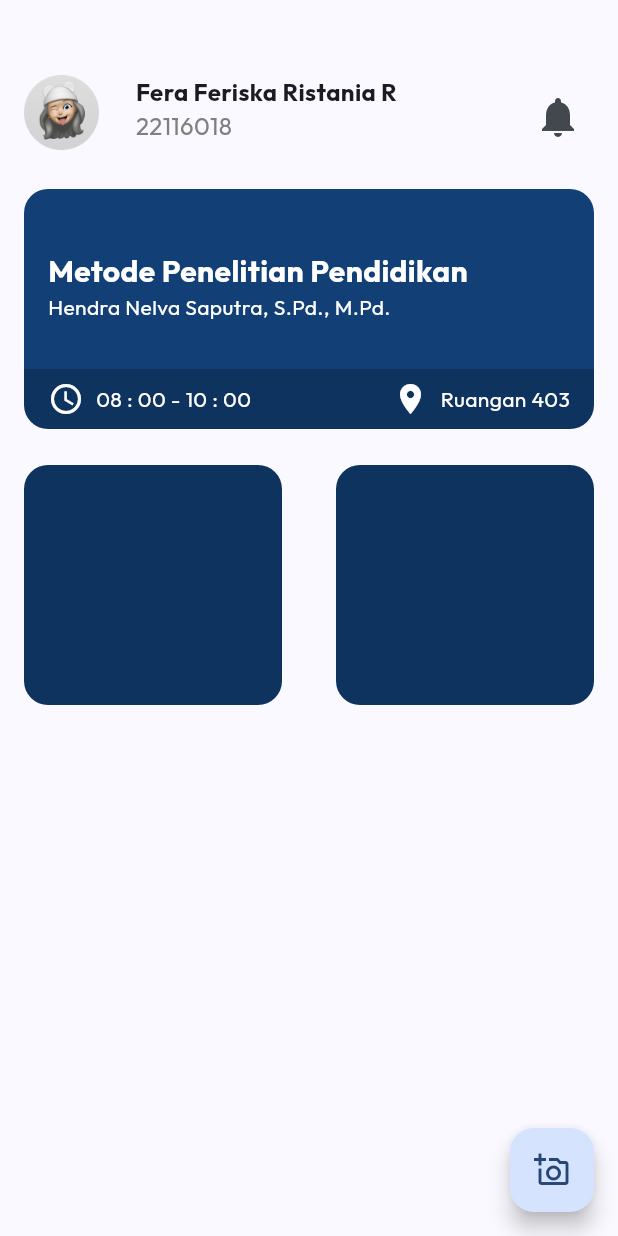
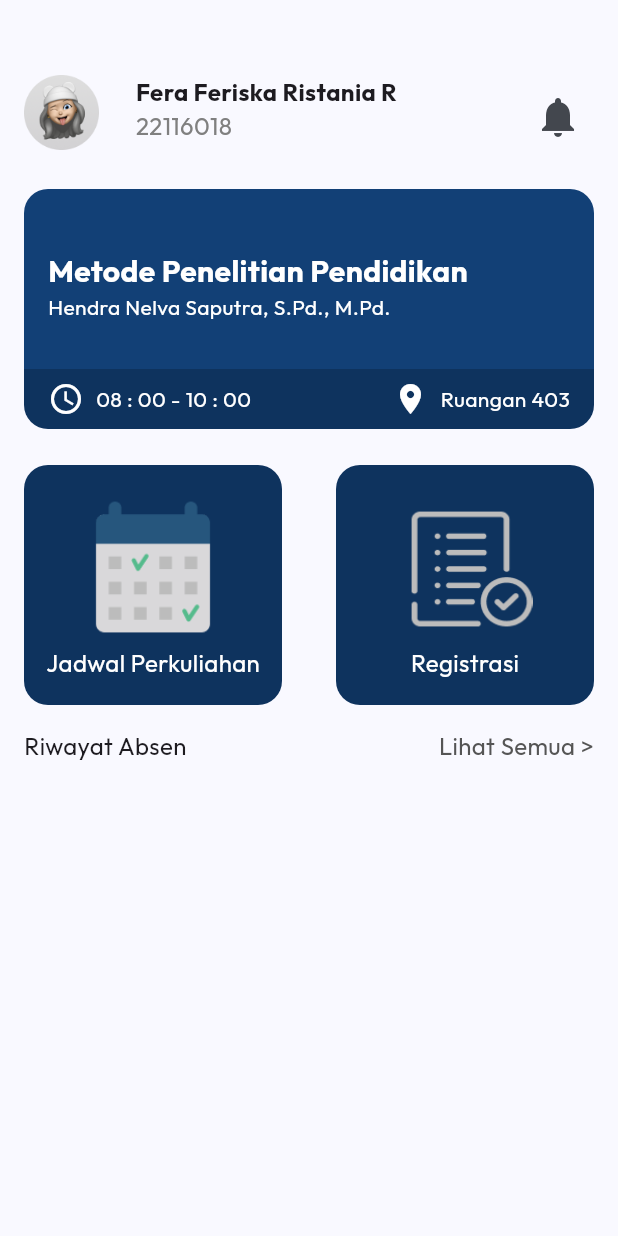
Before and after one commit to Triwahyu22116012/sistem-absensi-mahasiswa, a Flutter app: the HomeScreen screen opened directly, on a phone screen of 412 x 824 dp. Run offline on Flutter 3.47's test engine with Material 3 defaults, Android fonts, the phone set to English and light mode, and no system bars; our stand-ins replace google_fonts, image_picker.

Commit message:
membuat navigasi ke halaman regis, jadwal, notif

```diff
--- a/lib/screen/mahasiswa/home/home_screen.dart
+++ b/lib/screen/mahasiswa/home/home_screen.dart
@@ -1,7 +1,9 @@
+import 'package:absensi_mahasiswa/screen/mahasiswa/face_registration/face_registration_screen.dart';
 import 'package:absensi_mahasiswa/screen/mahasiswa/home/widget/home_header.dart';
 import 'package:absensi_mahasiswa/screen/mahasiswa/home/widget/main_card.dart';
-import 'package:absensi_mahasiswa/screen/mahasiswa/tes_camera_screen.dart';
-import 'package:flutter/cupertino.dart';
+import 'package:absensi_mahasiswa/screen/mahasiswa/home/widget/second_card.dart';
+import 'package:absensi_mahasiswa/screen/mahasiswa/jadwal/jadwal_perkuliahan_screen.dart';
+import 'package:absensi_mahasiswa/screen/mahasiswa/notification/notification_screen.dart';
 import 'package:flutter/material.dart';
 
 class HomeScreen extends StatelessWidget {
@@ -11,11 +13,18 @@ class HomeScreen extends StatelessWidget {
   Widget build(BuildContext context) {
     return Scaffold(
       body: Padding(
-        padding: EdgeInsets.only(left: 16, top: 50, right: 16),
+        padding: const EdgeInsets.only(left: 16, top: 50, right: 16),
         child: Column(
           children: [
-            HomeHeader(),
-            Padding(
+            HomeHeader(
+              onPressed: () {
+                Navigator.push(
+                  context,
+                  MaterialPageRoute(builder: (context) => const NotificationScreen())
+                );
+              },
+            ),
+            const Padding(
               padding: EdgeInsets.only(top: 24),
               child: MainCard()
             ),
@@ -24,39 +33,53 @@ class HomeScreen extends StatelessWidget {
               child: Row(
                 mainAxisAlignment: MainAxisAlignment.spaceBetween,
                 children: [
-                  Container(
-                    width: 172,
-                    height: 160,
-                    decoration: BoxDecoration(
-                      borderRadius: BorderRadius.all(Radius.circular(16)),
-                      color: Color(0xFF0E335E)
+                  SecondCard(
+                    title: "Jadwal Perkuliahan",
+                    imagePath: "assets/img_jadwal_perkuliahan.png",
+                    onPressed: () {
+                      Navigator.push(
+                        context,
+                        MaterialPageRoute(builder: (context) => const JadwalPerkuliahanScreen())
+                      );
+                    },
+                  ),
+                  SecondCard(
+                    title: "Registrasi",
+                    imagePath: "assets/img_register.png",
+                    onPressed: () {
+                      Navigator.push(
+                          context,
+                          MaterialPageRoute(builder: (context) => const FaceRegistrationScreen())
+                      );
+                    },
+                  ),
+                ],
+              ),
+            ),
+            const Padding(
+              padding: EdgeInsets.only(top: 16),
+              child: Row(
+                mainAxisAlignment: MainAxisAlignment.spaceBetween,
+                children: [
+                  Text(
+                    "Riwayat Absen",
+                    style: TextStyle(
+                      fontSize: 16
                     ),
                   ),
-                  Container(
-                    width: 172,
-                    height: 160,
-                    decoration: BoxDecoration(
-                        borderRadius: BorderRadius.all(Radius.circular(16)),
-                        color: Color(0xFF0E335E)
+                  Text(
+                    "Lihat Semua >",
+                    style: TextStyle(
+                        fontSize: 16,
+                        color: Color(0xFF555555)
                     ),
-                  ),
+                  )
                 ],
               ),
             )
           ],
         ),
       ),
-      floatingActionButton: FloatingActionButton(
-        onPressed: () {
-          Navigator.push(
-            context,
-            MaterialPageRoute(builder: (context) => const TesCameraScreen())
-          );
-        },
-        child: const Icon(
-          Icons.add_a_photo_outlined
-        ),
-      ),
     );
   }
 }
--- a/lib/screen/mahasiswa/home/widget/home_header.dart
+++ b/lib/screen/mahasiswa/home/widget/home_header.dart
@@ -1,7 +1,12 @@
 import 'package:flutter/material.dart';
 
 class HomeHeader extends StatelessWidget {
-  const HomeHeader({super.key});
+  const HomeHeader({
+    super.key,
+    required this.onPressed
+  });
+
+  final void Function() onPressed;
 
   @override
   Widget build(BuildContext context) {
@@ -39,7 +44,7 @@ class HomeHeader extends StatelessWidget {
         Padding(
           padding: const EdgeInsets.only(top: 4),
           child: IconButton(
-            onPressed: () { },
+            onPressed: onPressed,
             icon: const Icon(Icons.notifications),
             iconSize: 32,
           ),
--- /dev/null
+++ b/lib/screen/mahasiswa/home/widget/second_card.dart
@@ -0,0 +1,48 @@
+import 'package:flutter/material.dart';
+
+class SecondCard extends StatelessWidget {
+  const SecondCard({
+    super.key,
+    required this.onPressed,
+    required this.title,
+    required this.imagePath,
+  });
+
+  final String title;
+  final String imagePath;
+  final void Function() onPressed;
+
+  @override
+  Widget build(BuildContext context) {
+    return InkWell(
+      onTap: onPressed,
+      splashColor: Colors.black,
+      borderRadius: BorderRadius.circular(16),
+      child: Container(
+        width: 172,
+        height: 160,
+        decoration: const BoxDecoration(
+            borderRadius: BorderRadius.all(Radius.circular(16)),
+            color: Color(0xFF0E335E)
+        ),
+        child: Column(
+          mainAxisAlignment: MainAxisAlignment.end,
+          children: [
+            Image(image: AssetImage(imagePath), width: 90,),
+            const SizedBox(height: 8),
+            Padding(
+              padding: const EdgeInsets.only(bottom: 16),
+              child: Text(
+                title,
+                style: const TextStyle(
+                    fontSize: 16,
+                    color: Colors.white
+                ),
+              ),
+            ),
+          ],
+        ),
+      ),
+    );
+  }
+}
--- a/lib/screen/mahasiswa/login_mahasiswa_screen.dart
+++ b/lib/screen/mahasiswa/login/login_mahasiswa_screen.dart
@@ -1,7 +1,7 @@
  import 'package:absensi_mahasiswa/screen/mahasiswa/home/home_screen.dart';
 import 'package:flutter/material.dart';
 
-import '../../widget/main_button.dart';
+import '../../../widget/main_button.dart';
 
 class LoginMahasiswaScreen extends StatefulWidget {
   const LoginMahasiswaScreen({super.key});
--- a/lib/screen/welcome_screen.dart
+++ b/lib/screen/welcome_screen.dart
@@ -1,7 +1,7 @@
 import 'package:absensi_mahasiswa/widget/main_button.dart';
 import 'package:absensi_mahasiswa/widget/second_button.dart';
 import 'package:flutter/material.dart';
-import 'mahasiswa/login_mahasiswa_screen.dart';
+import 'mahasiswa/login/login_mahasiswa_screen.dart';
 
 class WelcomeScreen extends StatelessWidget {
   const WelcomeScreen({super.key});
```
Also changed, not shown: lib/screen/mahasiswa/face_registration/face_registration_screen.dart (added, +71 -0 lines), lib/screen/mahasiswa/jadwal/jadwal_perkuliahan_screen.dart (added, +14 -0 lines), lib/screen/mahasiswa/notification/notification_screen.dart (added, +14 -0 lines), lib/screen/mahasiswa/tes_camera_screen.dart (deleted, +0 -55 lines), assets/img_jadwal_perkuliahan.png (added), assets/img_register.png (added).
